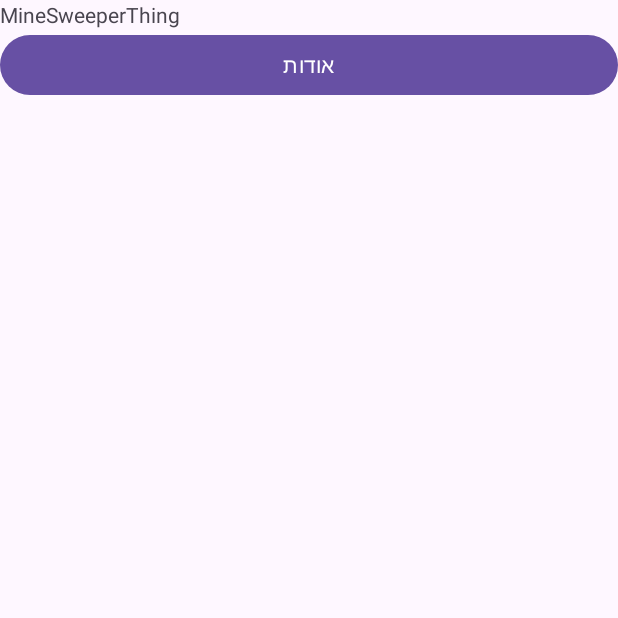
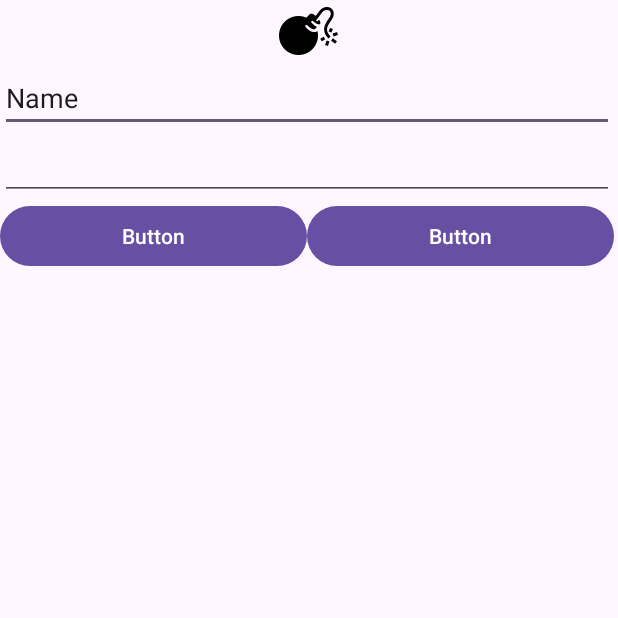
Before and after one commit to YoshiButNerd/ArMineSweeperProject, an Android app: the screen it shows after launch (MainActivity before the commit, login after it), on a phone screen of 412 x 824 dp, the top half of it. Run offline under Robolectric (Android 15) with nearby library versions, the phone set to English and light mode, and no system bars.

Commit message:
I added splash and login with music for splash

```diff
--- /dev/null
+++ b/app/src/main/java/com/arielfriedman/arminesweeperproject/login.java
@@ -0,0 +1,24 @@
+package com.arielfriedman.arminesweeperproject;
+
+import android.os.Bundle;
+
+import androidx.activity.EdgeToEdge;
+import androidx.appcompat.app.AppCompatActivity;
+import androidx.core.graphics.Insets;
+import androidx.core.view.ViewCompat;
+import androidx.core.view.WindowInsetsCompat;
+
+public class login extends AppCompatActivity {
+
+    @Override
+    protected void onCreate(Bundle savedInstanceState) {
+        super.onCreate(savedInstanceState);
+        EdgeToEdge.enable(this);
+        setContentView(R.layout.activity_login);
+        ViewCompat.setOnApplyWindowInsetsListener(findViewById(R.id.main), (v, insets) -> {
+            Insets systemBars = insets.getInsets(WindowInsetsCompat.Type.systemBars());
+            v.setPadding(systemBars.left, systemBars.top, systemBars.right, systemBars.bottom);
+            return insets;
+        });
+    }
+}
--- /dev/null
+++ b/app/src/main/java/com/arielfriedman/arminesweeperproject/splash.java
@@ -0,0 +1,54 @@
+package com.arielfriedman.arminesweeperproject;
+
+import android.content.Intent;
+import android.media.MediaPlayer;
+import android.os.Bundle;
+import android.view.animation.Animation;
+import android.view.animation.AnimationUtils;
+import android.widget.ImageView;
+
+import androidx.activity.EdgeToEdge;
+import androidx.appcompat.app.AppCompatActivity;
+import androidx.core.graphics.Insets;
+import androidx.core.view.ViewCompat;
+import androidx.core.view.WindowInsetsCompat;
+
+public class splash extends AppCompatActivity {
+
+    private ImageView myImageView;
+
+    @Override
+    protected void onCreate(Bundle savedInstanceState) {
+        super.onCreate(savedInstanceState);
+        EdgeToEdge.enable(this);
+        setContentView(R.layout.activity_splash);
+        ViewCompat.setOnApplyWindowInsetsListener(findViewById(R.id.main), (v, insets) -> {
+            Insets systemBars = insets.getInsets(WindowInsetsCompat.Type.systemBars());
+            v.setPadding(systemBars.left, systemBars.top, systemBars.right, systemBars.bottom);
+            return insets;
+        });
+        myImageView = findViewById(R.id.imageView);
+
+        Thread mSplashThread = new Thread(){
+            @Override
+            public void run(){
+                try{
+                    synchronized (this){
+                        MediaPlayer music = MediaPlayer.create(splash.this, R.raw.elevmusic);
+                        music.start();
+                        Animation myFadeInAnimation = AnimationUtils.loadAnimation(splash.this, R.anim.tween);
+                        wait(1500);
+                    }
+                }
+                catch (InterruptedException ex){
+                }
+                finish();
+
+                Intent intent = new Intent(splash.this, login.class);
+                startActivity(intent);
+            }
+
+        };
+        mSplashThread.start();
+    }
+}
--- /dev/null
+++ b/app/src/main/res/anim/tween.xml
@@ -0,0 +1,9 @@
+<?xml version="1.0" encoding="utf-8"?>
+<set xmlns:android="http://schemas.android.com/apk/res/android">
+    <alpha
+        android:fromAlpha="0.0"
+        android:toAlpha="1.0"
+        android:duration="3000"
+        android:repeatMode="reverse"
+        android:repeatCount="infinite" />
+</set>
--- /dev/null
+++ b/app/src/main/res/layout/activity_login.xml
@@ -0,0 +1,58 @@
+<?xml version="1.0" encoding="utf-8"?>
+<androidx.constraintlayout.widget.ConstraintLayout xmlns:android="http://schemas.android.com/apk/res/android"
+    xmlns:app="http://schemas.android.com/apk/res-auto"
+    xmlns:tools="http://schemas.android.com/tools"
+    android:id="@+id/main"
+    android:layout_width="match_parent"
+    android:layout_height="match_parent"
+    tools:context=".login">
+
+    <LinearLayout
+        android:layout_width="409dp"
+        android:layout_height="729dp"
+        android:orientation="vertical"
+        tools:layout_editor_absoluteX="1dp"
+        tools:layout_editor_absoluteY="1dp">
+
+        <ImageView
+            android:id="@+id/imageView2"
+            android:layout_width="match_parent"
+            android:layout_height="wrap_content"
+            app:srcCompat="@mipmap/minesweeperlogo" />
+
+        <EditText
+            android:id="@+id/editTextText"
+            android:layout_width="match_parent"
+            android:layout_height="wrap_content"
+            android:ems="10"
+            android:inputType="text"
+            android:text="Name" />
+
+        <EditText
+            android:id="@+id/editTextTextPassword"
+            android:layout_width="match_parent"
+            android:layout_height="wrap_content"
+            android:ems="10"
+            android:inputType="textPassword" />
+
+        <LinearLayout
+            android:layout_width="match_parent"
+            android:layout_height="match_parent"
+            android:orientation="horizontal">
+
+            <Button
+                android:id="@+id/button"
+                android:layout_width="wrap_content"
+                android:layout_height="wrap_content"
+                android:layout_weight="1"
+                android:text="Button" />
+
+            <Button
+                android:id="@+id/button2"
+                android:layout_width="wrap_content"
+                android:layout_height="wrap_content"
+                android:layout_weight="1"
+                android:text="Button" />
+        </LinearLayout>
+    </LinearLayout>
+</androidx.constraintlayout.widget.ConstraintLayout>
```
Also changed, not shown: app/src/main/AndroidManifest.xml (+13 -6 lines), app/src/main/res/layout/activity_info.xml (+10 -3 lines), app/src/main/res/layout/activity_main.xml (+9 -5 lines), app/src/main/res/layout/activity_splash.xml (added, +35 -0 lines), 1 other file.
